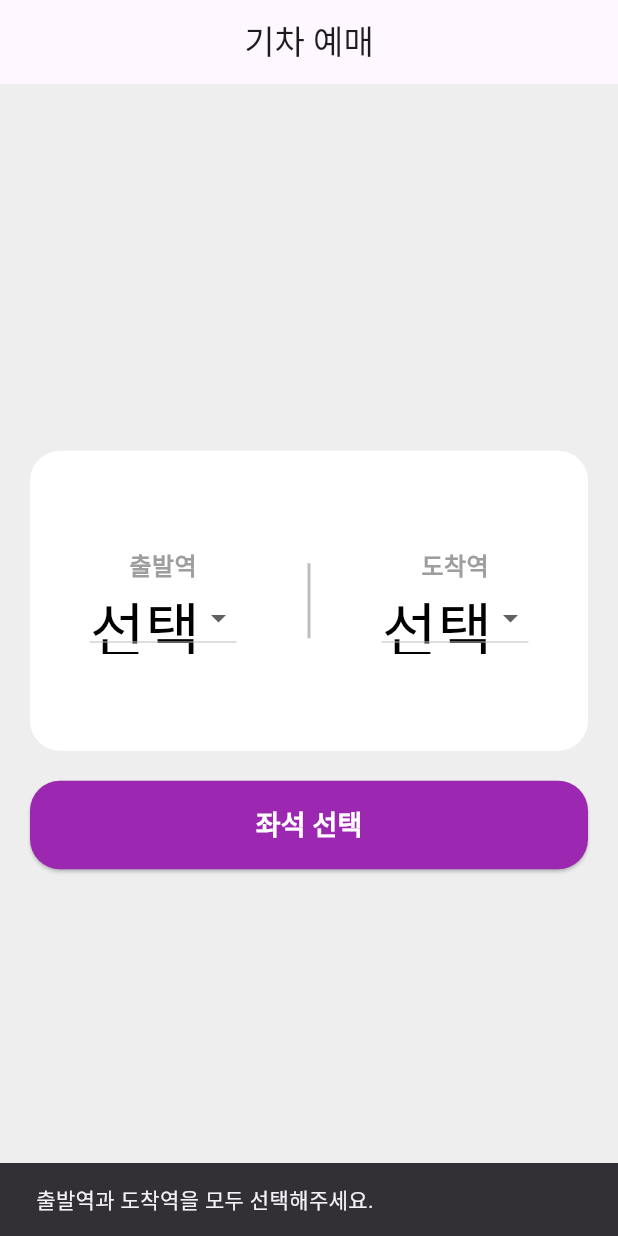
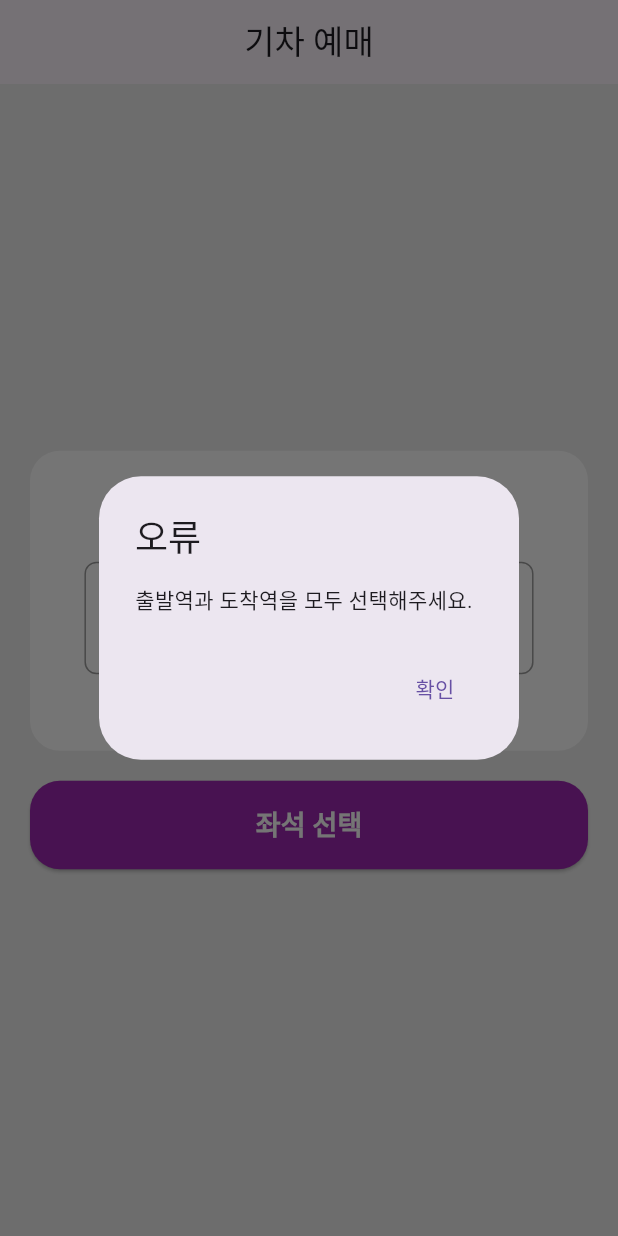
Before and after one commit to Aislyn-cell/flutter_train_app, a Flutter app: the screen it shows after launch, after a tap on "좌석 선택", on a phone screen of 412 x 824 dp. Run offline on Flutter 3.47's test engine with Material 3 defaults, Android fonts, the phone set to English and light mode, and no system bars.

Commit message:
필수 기능을 추가했습니다.

```diff
--- a/lib/home_page.dart
+++ b/lib/home_page.dart
@@ -1,5 +1,6 @@
 import 'package:flutter/material.dart';
-import 'package:flutter_train_app/station_list_page.dart'; // StationListPage import
+import 'package:flutter_train_app/station_list_page.dart';
+import 'package:flutter_train_app/seat_page.dart';
 
 class HomePage extends StatefulWidget {
   const HomePage({super.key});
@@ -15,132 +16,85 @@ class HomePageState extends State<HomePage> {
   @override
   Widget build(BuildContext context) {
     return Scaffold(
-      appBar: AppBar(
-        title: Center(child: Text('기차 예매')), // 앱바 타이틀 중앙 정렬
-      ),
-      backgroundColor: Colors.grey[200], // body 배경색 회색
+      appBar: AppBar(title: Center(child: Text('기차 예매'))),
+      backgroundColor: Colors.grey[200],
       body: Padding(
-        padding: const EdgeInsets.all(20.0), // Scaffold body padding 20
+        padding: const EdgeInsets.all(20.0),
         child: Column(
-          mainAxisAlignment: MainAxisAlignment.center, // 세로 가운데 정렬
+          mainAxisAlignment: MainAxisAlignment.center,
           children: [
             Container(
-              height: 200, // 높이 200
+              height: 200,
               padding: const EdgeInsets.all(16.0),
               decoration: BoxDecoration(
-                color: Colors.white, // 배경색 흰색
-                borderRadius: BorderRadius.circular(20), // 모서리 둥글기 20
+                color: Colors.white,
+                borderRadius: BorderRadius.circular(20),
               ),
               child: Row(
-                mainAxisAlignment:
-                    MainAxisAlignment.spaceAround, // 출발역, 도착역 간격 동일하게 배치
+                mainAxisAlignment: MainAxisAlignment.spaceAround,
                 children: [
-                  Column(
-                    mainAxisAlignment: MainAxisAlignment.center,
-                    children: [
-                      Text(
-                        '출발역',
-                        style: TextStyle(
-                          fontSize: 16,
-                          color: Colors.grey,
-                          fontWeight: FontWeight.bold,
-                        ),
-                      ),
-                      DropdownButton<String>(
-                        value: departureStation,
-                        onChanged: (value) {
-                          setState(() {
-                            departureStation = value;
-                          });
-                        },
-                        items:
-                            stations.map((station) {
-                              return DropdownMenuItem<String>(
-                                value: station,
-                                child: Text(station),
-                              );
-                            }).toList(),
-                        hint: Text(
-                          '선택',
-                          style: TextStyle(
-                            fontSize: 40,
-                            color: Colors.black,
-                          ), // 선택 글자 크기 40, 색상 검정색
-                        ),
-                      ),
-                    ],
-                  ),
+                  _buildStationSelection(context, '출발역', departureStation, (
+                    station,
+                  ) {
+                    setState(() {
+                      departureStation = station;
+                    });
+                  }, true), // isDeparture: true (출발역)
                   SizedBox(
-                    height: 50, // 세로선 높이
+                    height: 50,
                     child: VerticalDivider(
                       width: 2,
                       thickness: 2,
-                      color: Colors.grey[400], // 세로선 색상
+                      color: Colors.grey[400],
                     ),
                   ),
-                  Column(
-                    mainAxisAlignment: MainAxisAlignment.center,
-                    children: [
-                      Text(
-                        '도착역',
-                        style: TextStyle(
-                          fontSize: 16,
-                          color: Colors.grey,
-                          fontWeight: FontWeight.bold,
-                        ),
-                      ),
-                      DropdownButton<String>(
-                        value: arrivalStation,
-                        onChanged: (value) {
-                          setState(() {
-                            arrivalStation = value;
-                          });
-                        },
-                        items:
-                            stations.map((station) {
-                              return DropdownMenuItem<String>(
-                                value: station,
-                                child: Text(station),
-                              );
-                            }).toList(),
-                        hint: Text(
-                          '선택',
-                          style: TextStyle(
-                            fontSize: 40,
-                            color: Colors.black,
-                          ), // 선택 글자 크기 40, 색상 검정색
-                        ),
-                      ),
-                    ],
-                  ),
+                  _buildStationSelection(context, '도착역', arrivalStation, (
+                    station,
+                  ) {
+                    setState(() {
+                      arrivalStation = station;
+                    });
+                  }, false), // isDeparture: false (도착역)
                 ],
               ),
             ),
-            SizedBox(height: 20), // 좌석 선택 버튼과 박스 간 간격 20
+            SizedBox(height: 20),
             SizedBox(
-              // 좌석 선택 버튼 길이 조절
               width: double.infinity,
               child: ElevatedButton(
                 onPressed: () {
                   if (departureStation != null && arrivalStation != null) {
-                    Navigator.pushNamed(
+                    Navigator.push(
                       context,
-                      '/stationList',
-                      arguments: {
-                        'departure': departureStation,
-                        'arrival': arrivalStation,
-                      },
+                      MaterialPageRoute(
+                        builder:
+                            (context) => SeatPage(
+                              departureStation: departureStation!,
+                              arrivalStation: arrivalStation!,
+                            ),
+                      ),
                     );
                   } else {
-                    ScaffoldMessenger.of(context).showSnackBar(
-                      SnackBar(content: Text('출발역과 도착역을 모두 선택해주세요.')),
+                    showDialog(
+                      context: context,
+                      builder:
+                          (context) => AlertDialog(
+                            title: Text('오류'),
+                            content: Text('출발역과 도착역을 모두 선택해주세요.'),
+                            actions: [
+                              TextButton(
+                                onPressed: () => Navigator.pop(context),
+                                child: Text('확인'),
+                              ),
+                            ],
+                          ),
                     );
                   }
                 },
                 style: ElevatedButton.styleFrom(
-                  backgroundColor: Colors.purple, // 버튼 색상 보라색
+                  backgroundColor: Colors.purple,
                   shape: RoundedRectangleBorder(
-                    borderRadius: BorderRadius.circular(20), // 버튼 모서리 둥글기 20
+                    borderRadius: BorderRadius.circular(20),
                   ),
                 ),
                 child: Padding(
@@ -161,4 +115,50 @@ class HomePageState extends State<HomePage> {
       ),
     );
   }
+
+  Widget _buildStationSelection(
+    BuildContext context,
+    String title,
+    String? selectedStation,
+    Function(String?) onStationSelected,
+    bool isDeparture, // isDeparture 변수 추가
+  ) {
+    return Column(
+      mainAxisAlignment: MainAxisAlignment.center,
+      children: [
+        Text(
+          title,
+          style: TextStyle(
+            fontSize: 16,
+            color: Colors.grey,
+            fontWeight: FontWeight.bold,
+          ),
+        ),
+        GestureDetector(
+          onTap: () async {
+            final result = await Navigator.push(
+              context,
+              MaterialPageRoute(
+                builder: (context) => StationListPage(isDeparture: isDeparture),
+              ), // isDeparture 전달
+            );
+            if (result != null && result is String) {
+              onStationSelected(result);
+            }
+          },
+          child: Container(
+            padding: const EdgeInsets.symmetric(horizontal: 16, vertical: 8),
+            decoration: BoxDecoration(
+              border: Border.all(color: Colors.grey),
+              borderRadius: BorderRadius.circular(8),
+            ),
+            child: Text(
+              selectedStation ?? '선택',
+              style: TextStyle(fontSize: 40, color: Colors.black),
+            ),
+          ),
+        ),
+      ],
+    );
+  }
 }
--- a/lib/main.dart
+++ b/lib/main.dart
@@ -16,8 +16,12 @@ class MyApp extends StatelessWidget {
       initialRoute: '/',
       routes: {
         '/': (context) => HomePage(),
-        '/stationList': (context) => StationListPage(),
-        '/seat': (context) => SeatPage(),
+        '/stationList': (context) => StationListPage(isDeparture: true),
+        '/seat':
+            (context) => SeatPage(
+              departureStation: 'Station A',
+              arrivalStation: 'Station B',
+            ),
       },
     );
   }
```
Also changed, not shown: lib/seat_page.dart (+69 -31 lines), lib/station_list_page.dart (+9 -18 lines).
